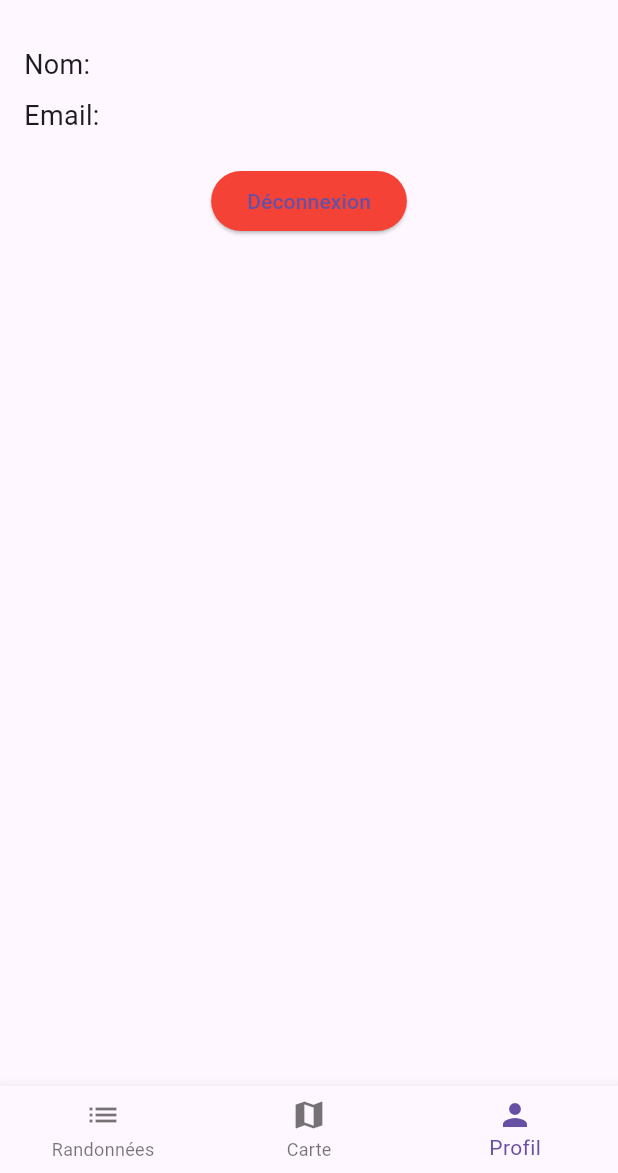
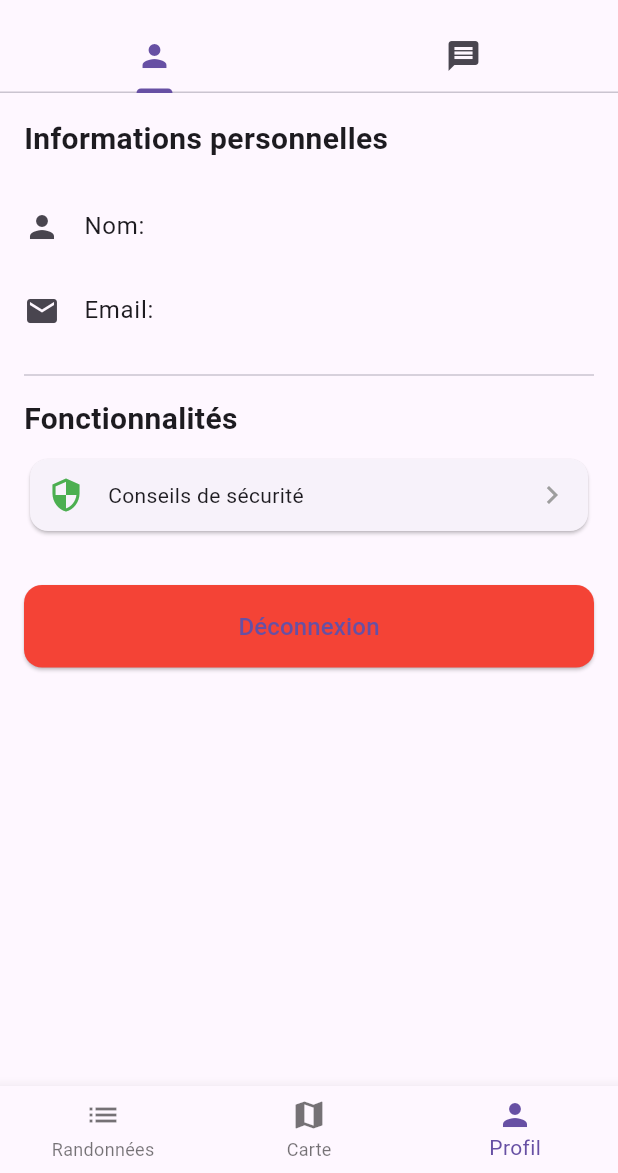
Before and after one commit to Hammoumcelia/Randonnee, a Flutter app: the HomeScreen screen opened by its route, item 3 of the bottom bar chosen, on a phone screen of 412 x 824 dp, the part 63-1236 px from its top. Run offline on Flutter 3.47's test engine with Material 3 defaults, Android fonts, the phone set to English and light mode, and no system bars; our stand-ins replace flutter_map, geolocator, latlong2, permission_handler; accounts and stored records are empty; network calls fail.

Commit message:
nouvelle version

```diff
--- a/lib/main.dart
+++ b/lib/main.dart
@@ -5,6 +5,8 @@ import 'package:randonnee/screens/register.dart';
 import 'package:provider/provider.dart';
 import 'package:randonnee/services/auth_service.dart';
 import 'package:randonnee/services/hike_service.dart';
+import 'package:randonnee/screens/safety_tips.dart';
+import 'package:randonnee/screens/profile.dart';
 
 void main() {
   runApp(
@@ -36,6 +38,9 @@ class MyApp extends StatelessWidget {
         '/login': (context) => const LoginScreen(),
         '/register': (context) => const RegisterScreen(),
         '/home': (context) => const HomeScreen(),
+        '/safety-tips': (context) => const SafetyTipsScreen(),
+
+        '/profile': (context) => const ProfileScreen(),
       },
       debugShowCheckedModeBanner: false,
     );
--- a/lib/screens/home.dart
+++ b/lib/screens/home.dart
@@ -1,9 +1,10 @@
 import 'package:flutter/material.dart';
 import 'package:provider/provider.dart';
-import 'package:randonnee/screens/create_hike.dart';
 import 'package:randonnee/screens/hike_details.dart';
 import 'package:randonnee/screens/profile.dart';
 import 'package:randonnee/screens/map.dart';
+import 'package:randonnee/screens/create_hike.dart';
+import 'package:randonnee/screens/safety_tips.dart';
 import 'package:randonnee/services/hike_service.dart';
 import 'package:randonnee/widgets/hike_card.dart';
 import 'package:randonnee/models/hike.dart';
@@ -21,17 +22,34 @@ class _HomeScreenState extends State<HomeScreen> {
   late final List<Widget> _screens = [
     const HikeListScreen(),
     const MapScreen(),
+
     const ProfileScreen(),
   ];
 
   @override
   Widget build(BuildContext context) {
     return Scaffold(
-      body: IndexedStack(
-        // Modification importante
-        index: _currentIndex,
-        children: _screens,
+      appBar:
+          _currentIndex == 0
+              ? AppBar(
+                title: const Text('Mes Randonnées'),
+                actions: [
+                  IconButton(
+                    icon: const Icon(Icons.security),
+                    tooltip: 'Conseils de sécurité',
+                    onPressed: () {
+                      Navigator.push(
+                        context,
+                        MaterialPageRoute(
+                          builder: (context) => const SafetyTipsScreen(),
                         ),
+                      );
+                    },
+                  ),
+                ],
+              )
+              : null,
+      body: IndexedStack(index: _currentIndex, children: _screens),
       bottomNavigationBar: BottomNavigationBar(
         currentIndex: _currentIndex,
         onTap: (index) => setState(() => _currentIndex = index),
@@ -41,21 +59,38 @@ class _HomeScreenState extends State<HomeScreen> {
           BottomNavigationBarItem(icon: Icon(Icons.person), label: 'Profil'),
         ],
       ),
-      floatingActionButton:
-          _currentIndex == 0
-              ? FloatingActionButton(
+      floatingActionButton: _buildFloatingActionButton(),
+    );
+  }
+
+  Widget? _buildFloatingActionButton() {
+    switch (_currentIndex) {
+      case 0: // Page des randonnées
+        return FloatingActionButton(
           onPressed: () {
             Navigator.push(
               context,
-                    MaterialPageRoute(
-                      builder: (context) => const CreateHikeScreen(),
-                    ),
+              MaterialPageRoute(builder: (context) => const CreateHikeScreen()),
             );
           },
           child: const Icon(Icons.add),
-              )
-              : null,
         );
+      case 1: // Page de la carte
+        return FloatingActionButton(
+          onPressed: () {
+            Navigator.push(
+              context,
+              MaterialPageRoute(builder: (context) => const SafetyTipsScreen()),
+            );
+          },
+          child: const Icon(Icons.security),
+          heroTag: 'safetyButton', // Important pour éviter les conflits
+        );
+      case 2: // Page de profil
+        return null;
+      default:
+        return null;
+    }
   }
 }
 
@@ -79,7 +114,39 @@ class HikeListScreen extends StatelessWidget {
 
         final hikes = snapshot.data ?? [];
 
-        return ListView.builder(
+        if (hikes.isEmpty) {
+          return Center(
+            child: Column(
+              mainAxisAlignment: MainAxisAlignment.center,
+              children: [
+                const Icon(Icons.hiking, size: 50, color: Colors.grey),
+                const SizedBox(height: 16),
+                const Text(
+                  'Aucune randonnée enregistrée',
+                  style: TextStyle(fontSize: 18),
+                ),
+                const SizedBox(height: 8),
+                TextButton(
+                  onPressed: () {
+                    Navigator.push(
+                      context,
+                      MaterialPageRoute(
+                        builder: (context) => const CreateHikeScreen(),
+                      ),
+                    );
+                  },
+                  child: const Text('Ajouter une randonnée'),
+                ),
+              ],
+            ),
+          );
+        }
+
+        return RefreshIndicator(
+          onRefresh: () async {
+            await hikeService.getHikes();
+          },
+          child: ListView.builder(
             padding: const EdgeInsets.all(16.0),
             itemCount: hikes.length,
             itemBuilder: (context, index) {
@@ -96,6 +163,7 @@ class HikeListScreen extends StatelessWidget {
                 },
               );
             },
+          ),
         );
       },
     );
--- a/lib/screens/map.dart
+++ b/lib/screens/map.dart
@@ -12,7 +12,6 @@ class Position3D {
   final double latitude;
   final double longitude;
   final double altitude;
-
   Position3D(this.latitude, this.longitude, this.altitude);
 }
 
--- a/lib/screens/profile.dart
+++ b/lib/screens/profile.dart
@@ -1,6 +1,8 @@
 import 'package:flutter/material.dart';
 import 'package:provider/provider.dart';
 import 'package:randonnee/services/auth_service.dart';
+import 'package:randonnee/screens/safety_tips.dart';
+import 'package:randonnee/widgets/messagerie_widget.dart';
 
 class ProfileScreen extends StatelessWidget {
   const ProfileScreen({super.key});
@@ -10,32 +12,103 @@ class ProfileScreen extends StatelessWidget {
     final authService = Provider.of<AuthService>(context);
     final user = authService.currentUser;
 
-    return Scaffold(
-      appBar: AppBar(title: const Text('Profil')),
-      body: Padding(
+    if (user == null) {
+      return const Center(child: CircularProgressIndicator());
+    }
+
+    return DefaultTabController(
+      length: 2,
+      child: Scaffold(
+        appBar: AppBar(
+          title: const Text('Profil'),
+          bottom: const TabBar(
+            tabs: [
+              Tab(icon: Icon(Icons.person)),
+              Tab(icon: Icon(Icons.message)),
+            ],
+          ),
+        ),
+        body: TabBarView(
+          children: [
+            // Onglet Profil
+            SingleChildScrollView(
               padding: const EdgeInsets.all(16.0),
               child: Column(
                 crossAxisAlignment: CrossAxisAlignment.start,
                 children: [
-            if (user != null) ...[
-              Text('Nom: ${user.name}', style: const TextStyle(fontSize: 18)),
+                  const Text(
+                    'Informations personnelles',
+                    style: TextStyle(fontSize: 20, fontWeight: FontWeight.bold),
+                  ),
+                  const SizedBox(height: 16),
+                  ListTile(
+                    leading: const Icon(Icons.person),
+                    title: Text('Nom: ${user.name}'),
+                    contentPadding: EdgeInsets.zero,
+                  ),
+                  ListTile(
+                    leading: const Icon(Icons.email),
+                    title: Text('Email: ${user.email}'),
+                    contentPadding: EdgeInsets.zero,
+                  ),
+                  const Divider(height: 30),
+
+                  // Bouton Conseils de sécurité
+                  const Text(
+                    'Fonctionnalités',
+                    style: TextStyle(fontSize: 20, fontWeight: FontWeight.bold),
+                  ),
                   const SizedBox(height: 8),
-              Text(
-                'Email: ${user.email}',
-                style: const TextStyle(fontSize: 18),
+                  Card(
+                    child: InkWell(
+                      borderRadius: BorderRadius.circular(12),
+                      onTap: () {
+                        Navigator.pushNamed(context, '/safety-tips');
+                      },
+                      child: const Padding(
+                        padding: EdgeInsets.all(12.0),
+                        child: Row(
+                          children: [
+                            Icon(Icons.security, color: Colors.green),
+                            SizedBox(width: 16),
+                            Text('Conseils de sécurité'),
+                            Spacer(),
+                            Icon(Icons.chevron_right, color: Colors.grey),
+                          ],
                         ),
-              const SizedBox(height: 20),
-              Center(
+                      ),
+                    ),
+                  ),
+
+                  const SizedBox(height: 32),
+
+                  // Bouton Déconnexion
+                  SizedBox(
+                    width: double.infinity,
                     child: ElevatedButton(
+                      style: ElevatedButton.styleFrom(
+                        backgroundColor: Colors.red,
+                        padding: const EdgeInsets.symmetric(vertical: 16),
+                        shape: RoundedRectangleBorder(
+                          borderRadius: BorderRadius.circular(12),
+                        ),
+                      ),
                       onPressed: () async {
                         await authService.logout();
                         Navigator.pushReplacementNamed(context, '/login');
                       },
-                  style: ElevatedButton.styleFrom(backgroundColor: Colors.red),
-                  child: const Text('Déconnexion'),
+                      child: const Text(
+                        'Déconnexion',
+                        style: TextStyle(fontSize: 16),
+                      ),
                     ),
                   ),
                 ],
+              ),
+            ),
+
+            // Onglet Messagerie
+            MessagerieWidget(), // Assurez-vous que ChatScreen est bien un widget valide
           ],
         ),
       ),
```
Also changed, not shown: lib/screens/safety_tips.dart (added, +129 -0 lines), lib/widgets/messagerie_widget.dart (added, +176 -0 lines), 1 other file. Lines whose indentation alone changed are shown as unchanged.
